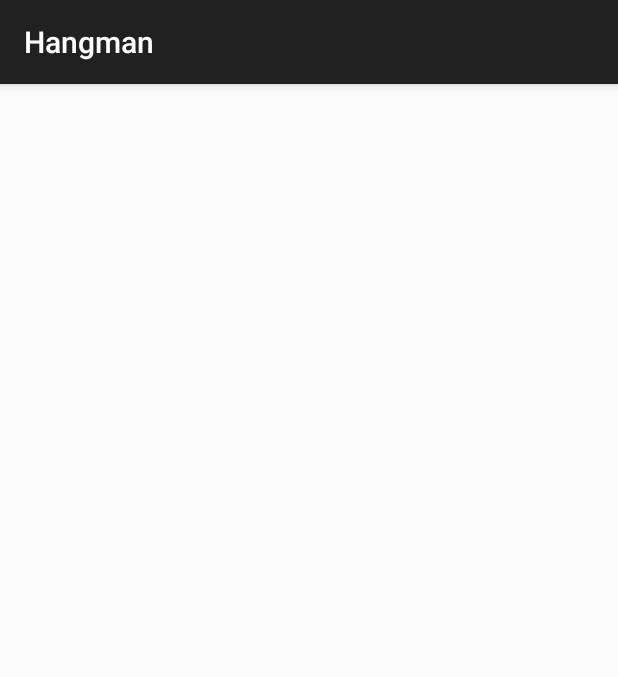
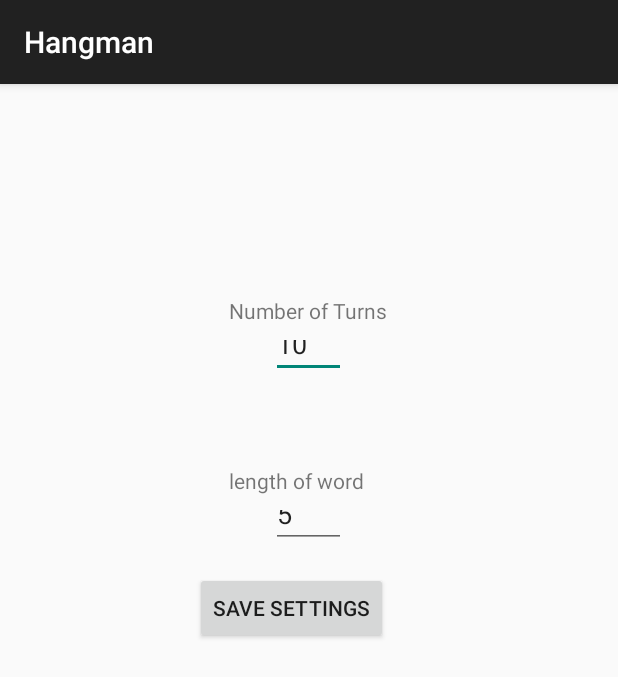
Before and after one commit to Xander1989/Hangman, an Android app: the settingsActivity screen opened directly, with no data from a screen before it, on a phone screen of 412 x 824 dp. Shown: the top 677 px of the screen. Run offline under Robolectric (Android 15) with nearby library versions, the phone set to English and light mode, and no system bars.

Commit message:
DD + opzet gameplay

```diff
--- a/app/src/main/java/com/example/app/settingsActivity.java
+++ b/app/src/main/java/com/example/app/settingsActivity.java
@@ -6,38 +6,39 @@ import android.support.v7.app.ActionBarActivity;
 import android.view.LayoutInflater;
 import android.view.View;
 import android.view.ViewGroup;
+import android.widget.Button;
+import android.widget.EditText;
+import android.widget.SeekBar;
+import android.content.Intent;
+import android.widget.TextView;
 
 /**
  * Created by Mark on 3-6-14.
  */
 public class settingsActivity extends ActionBarActivity {
 
+    EditText text1;
+    EditText text2;
+
+
     @Override
     protected void onCreate(Bundle savedInstanceState) {
         super.onCreate(savedInstanceState);
-        setContentView(R.layout.activity_settings);
+        setContentView(R.layout.fragment_settings);
 
-        if (savedInstanceState == null) {
-            getSupportFragmentManager().beginTransaction()
-                    .add(R.id.container, new PlaceholderFragment())
-                    .commit();
-        }
+        text1= (EditText) findViewById(R.id.turns);
+        text2= (EditText) findViewById(R.id.wordlength);
+
+
     }
 
-    /**
-     * A placeholder fragment containing a simple view.
-     */
-    public static class PlaceholderFragment extends Fragment {
+    public void saveSettings(View v){
 
-        public PlaceholderFragment() {
-        }
+       Intent intent = new Intent(this, gameActivity.class);
+        intent.putExtra("turns", Integer.parseInt(text1.getText().toString()));
+        intent.putExtra("length", Integer.parseInt(text2.getText().toString()));
+       startActivity(intent);
 
-        @Override
-        public View onCreateView(LayoutInflater inflater, ViewGroup container,
-                                 Bundle savedInstanceState) {
-            View rootView = inflater.inflate(R.layout.fragment_settings, container, false);
-            return rootView;
-        }
     }
 
 
--- a/app/src/main/res/layout/fragment_settings.xml
+++ b/app/src/main/res/layout/fragment_settings.xml
@@ -8,4 +8,60 @@
     android:paddingBottom="@dimen/activity_vertical_margin"
     tools:context="com.example.app.settingsActivity$PlaceholderFragment">
 
+
+    <TextView
+        android:layout_width="wrap_content"
+        android:layout_height="wrap_content"
+        android:id="@+id/textView"
+        android:text="Number of Turns"
+        android:layout_alignParentTop="true"
+        android:layout_centerHorizontal="true"
+        android:layout_marginTop="125dp" />
+
+    <EditText
+        android:id="@+id/turns"
+        android:text="10"
+        android:layout_width="50dp"
+        android:layout_height="35dp"
+        android:inputType="numberDecimal"
+        android:numeric="decimal"
+        android:layout_below="@+id/textView"
+        android:layout_centerHorizontal="true" />
+
+    <TextView
+        android:layout_width="wrap_content"
+        android:layout_height="wrap_content"
+        android:id="@+id/textView2"
+        android:text="length of word"
+        android:layout_alignLeft="@+id/textView"
+        android:layout_alignStart="@+id/textView"
+        android:layout_marginTop="94dp"
+        android:layout_below="@+id/textView" />
+
+    <EditText
+        android:id="@+id/wordlength"
+        android:text="5"
+        android:layout_width="50dp"
+        android:layout_height="35dp"
+        android:inputType="numberDecimal"
+        android:numeric="decimal"
+        android:layout_below="@+id/textView2"
+        android:layout_alignLeft="@+id/turns"
+        android:layout_alignStart="@+id/turns" />
+
+
+
+    <Button
+        android:layout_width="wrap_content"
+        android:layout_height="wrap_content"
+        android:text="Save Settings"
+        android:id="@+id/button_settings"
+        android:onClick="saveSettings"
+        android:layout_alignRight="@+id/textView"
+        android:layout_alignEnd="@+id/textView"
+        android:layout_marginTop="51dp"
+        android:layout_below="@+id/textView2" />
+
+
+
 </RelativeLayout>
```
Also changed, not shown: app/src/main/java/com/example/app/DatabaseHandler.java (+18 -2 lines), app/src/main/java/com/example/app/gameActivity.java (+20 -21 lines), app/src/main/res/layout/fragment_game.xml (+18 -0 lines), 1 other file.
